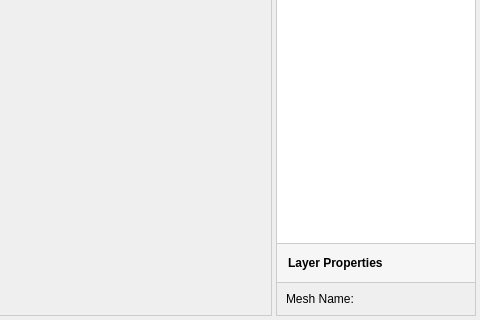
Qt form mainwindow.ui (HanaeN/MabiMe) before a commit; both pictures show x 479 to 959 and y 317 to 637 of the 959 by 637 pixel window.
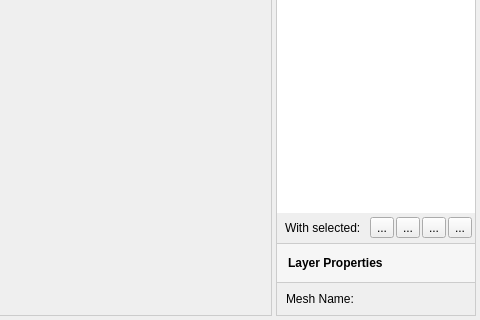
The same form after that commit. Icons and pictures are not drawn. Custom widgets are drawn as their Qt base class.

Commit message: Added layer functions to the UI and added the ability to swap layers

```diff
--- a/mainwindow.ui
+++ b/mainwindow.ui
@@ -232,6 +232,154 @@
          </column>
         </widget>
        </item>
+       <item>
+        <widget class="QGroupBox" name="groupBox">
+         <property name="minimumSize">
+          <size>
+           <width>0</width>
+           <height>30</height>
+          </size>
+         </property>
+         <property name="maximumSize">
+          <size>
+           <width>16777215</width>
+           <height>30</height>
+          </size>
+         </property>
+         <property name="styleSheet">
+          <string notr="true">QGroupBox#groupBox {
+	border: none;
+}</string>
+         </property>
+         <property name="title">
+          <string/>
+         </property>
+         <layout class="QGridLayout" name="gridLayout_2">
+          <property name="leftMargin">
+           <number>2</number>
+          </property>
+          <property name="topMargin">
+           <number>2</number>
+          </property>
+          <property name="rightMargin">
+           <number>2</number>
+          </property>
+          <property name="bottomMargin">
+           <number>2</number>
+          </property>
+          <property name="horizontalSpacing">
+           <number>2</number>
+          </property>
+          <property name="verticalSpacing">
+           <number>9</number>
+          </property>
+          <item row="0" column="1">
+           <widget class="QLabel" name="label_7">
+            <property name="styleSheet">
+             <string notr="true">QLabel {
+	padding-left: 2px;
+}</string>
+            </property>
+            <property name="text">
+             <string>With selected:</string>
+            </property>
+           </widget>
+          </item>
+          <item row="0" column="4">
+           <widget class="QToolButton" name="b_move_layer_down">
+            <property name="minimumSize">
+             <size>
+              <width>0</width>
+              <height>0</height>
+             </size>
+            </property>
+            <property name="maximumSize">
+             <size>
+              <width>16777215</width>
+              <height>16777215</height>
+             </size>
+            </property>
+            <property name="toolTip">
+             <string>Move Layer Down</string>
+            </property>
+            <property name="text">
+             <string>...</string>
+            </property>
+            <property name="icon">
+             <iconset resource="images.qrc">
+              <normaloff>:/images/Images/move-layer-down.png</normaloff>:/images/Images/move-layer-down.png</iconset>
+            </property>
+            <property name="iconSize">
+             <size>
+              <width>20</width>
+              <height>20</height>
+             </size>
+            </property>
+           </widget>
+          </item>
+          <item row="0" column="5">
+           <widget class="QToolButton" name="b_duplicate_layer">
+            <property name="toolTip">
+             <string>Duplicate Layer</string>
+            </property>
+            <property name="text">
+             <string>...</string>
+            </property>
+            <property name="icon">
+             <iconset resource="images.qrc">
+              <normaloff>:/images/Images/duplicate-layer.png</normaloff>:/images/Images/duplicate-layer.png</iconset>
+            </property>
+            <property name="iconSize">
+             <size>
+              <width>20</width>
+              <height>20</height>
+             </size>
+            </property>
+           </widget>
+          </item>
+          <item row="0" column="3">
+           <widget class="QToolButton" name="b_move_layer_up">
+            <property name="toolTip">
+             <string>Move Layer Up</string>
+            </property>
+            <property name="text">
+             <string>...</string>
+            </property>
+            <property name="icon">
+             <iconset resource="images.qrc">
+              <normaloff>:/images/Images/move-layer-up.png</normaloff>:/images/Images/move-layer-up.png</iconset>
+            </property>
+            <property name="iconSize">
+             <size>
+              <width>20</width>
+              <height>20</height>
+             </size>
+            </property>
+           </widget>
+          </item>
+          <item row="0" column="2">
+           <widget class="QToolButton" name="b_new_layer">
+            <property name="toolTip">
+             <string>New Layer</string>
+            </property>
+            <property name="text">
+             <string>...</string>
+            </property>
+            <property name="icon">
+             <iconset resource="images.qrc">
+              <normaloff>:/images/Images/new-layer.png</normaloff>:/images/Images/new-layer.png</iconset>
+            </property>
+            <property name="iconSize">
+             <size>
+              <width>20</width>
+              <height>20</height>
+             </size>
+            </property>
+           </widget>
+          </item>
+         </layout>
+        </widget>
+       </item>
        <item>
         <widget class="QLabel" name="label_5">
          <property name="minimumSize">
```
Left out of the diff: 12 changed lines with no effect on the pictures. The commit also changes 7 other files.
